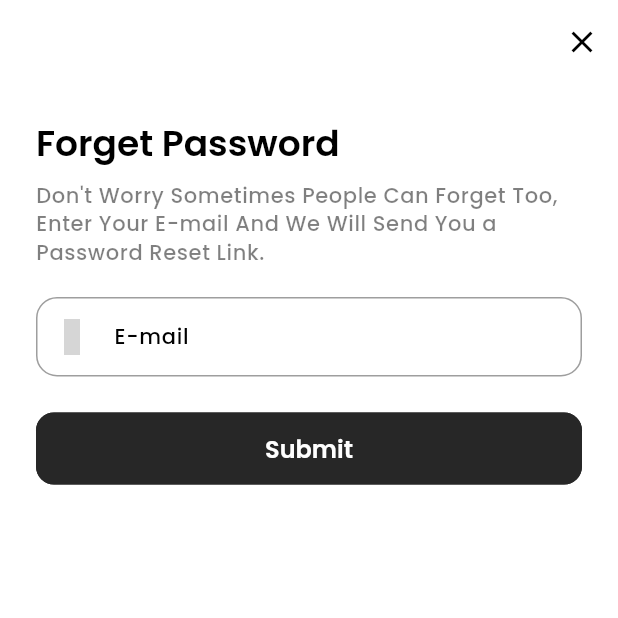
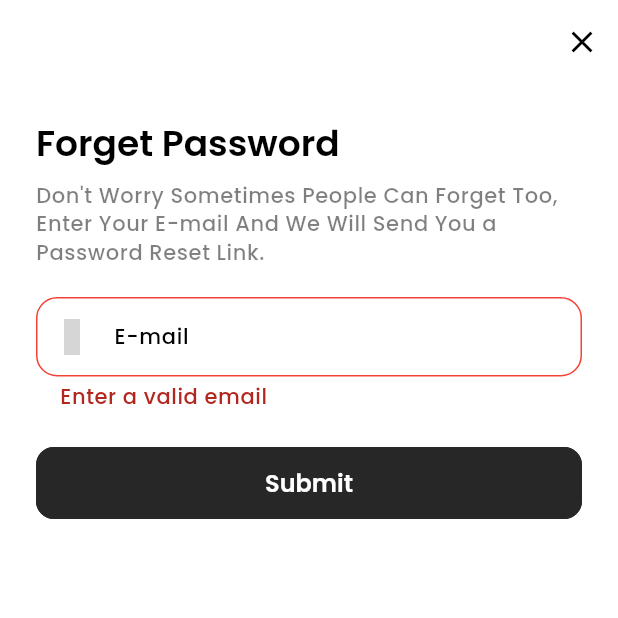
Before and after one commit to AHmEeD-SaBER/e_commerce_app, a Flutter app: the ForgetPasswordScreen screen opened directly, after a tap on "Submit", on a phone screen of 412 x 824 dp, the top half of it. Run offline on Flutter 3.47's test engine with Material 3 defaults, Android fonts, the light colour scheme and no system bars; our stand-ins replace carousel_slider, cloud_firestore, connectivity_plus, dropdown_button2, firebase_auth, firebase_core and 10 more; accounts and stored records are empty; grey boxes are pictures that could not be loaded.

Commit message:
Remove unused sales images, update dependencies for Google Sign-In, and enhance email verification logic

```diff
--- /dev/null
+++ b/lib/features/authentication/controllers/forget_pass_controller.dart
@@ -0,0 +1,42 @@
+import 'package:e_commerce_app/data/repos/authentication/auth_repo.dart';
+import 'package:e_commerce_app/features/authentication/screens/login/login.dart';
+import 'package:e_commerce_app/utils/helpers/network_manager.dart';
+import 'package:e_commerce_app/utils/popups/full_screen_loader.dart';
+import 'package:e_commerce_app/utils/popups/loader.dart';
+import 'package:firebase_auth/firebase_auth.dart';
+import 'package:flutter/material.dart';
+import 'package:get/get.dart';
+
+class ForgetPassController extends GetxController {
+  static ForgetPassController get isntance => Get.find();
+
+  final email = TextEditingController();
+  final formKey = GlobalKey<FormState>();
+
+  Future forgetPassword() async {
+    try {
+      FullScreenLoader.openLoadingDialog(
+          'Processing your request ...', 'assests/images/processing.json');
+
+      final isConnected = await NetworkManager.instance.isConnected();
+      if (!isConnected) {
+        FullScreenLoader.stopLoadingDialog();
+        return;
+      }
+
+      if (!formKey.currentState!.validate()) {
+        FullScreenLoader.stopLoadingDialog();
+        return;
+      }
+      AuthRepo.instance.resetPassword(email.text.trim());
+      FullScreenLoader.stopLoadingDialog();
+      Loader.successSnackBar(
+          title: 'Success', message: 'Password reset link sent to your email');
+
+      Get.to(LoginScreen());
+    } on FirebaseAuthException catch (e) {
+      FullScreenLoader.stopLoadingDialog();
+      Loader.errorSnackbar(title: 'Error', message: e.message!);
+    }
+  }
+}
--- a/lib/features/authentication/controllers/signup_controller.dart
+++ b/lib/features/authentication/controllers/signup_controller.dart
@@ -67,7 +67,6 @@ class SignupController extends GetxController {
         userName: userName.text.trim(),
         email: email.text.trim(),
         phoneNumber: phoneNumber.text.trim(),
-        password: password.text.trim(),
       );
 
       final userRepo = Get.put(UserRepo());
--- a/lib/features/authentication/screens/login/forget_password.dart
+++ b/lib/features/authentication/screens/login/forget_password.dart
@@ -1,4 +1,6 @@
+import 'package:e_commerce_app/features/authentication/controllers/forget_pass_controller.dart';
 import 'package:e_commerce_app/features/authentication/screens/login/login.dart';
+import 'package:e_commerce_app/utils/validators/validator.dart';
 import 'package:flutter/material.dart';
 import 'package:get/get.dart';
 import 'package:iconsax/iconsax.dart';
@@ -9,6 +11,7 @@ class ForgetPasswordScreen extends StatelessWidget {
 
   @override
   Widget build(BuildContext context) {
+    final controller = Get.put(ForgetPassController());
     return Scaffold(
       appBar: AppBar(
         automaticallyImplyLeading: false,
@@ -42,8 +45,11 @@ class ForgetPasswordScreen extends StatelessWidget {
                 height: 20,
               ),
               Form(
+                key: controller.formKey,
                 child: Column(children: [
                   TextFormField(
+                    controller: controller.email,
+                    validator: (email) => Validator.validateEmail(email),
                     decoration: InputDecoration(
                       prefixIcon: Icon(Iconsax.sms),
                       labelText: 'E-mail',
@@ -54,7 +60,9 @@ class ForgetPasswordScreen extends StatelessWidget {
                   SizedBox(
                     width: double.infinity,
                     child: ElevatedButton(
-                      onPressed: () {},
+                      onPressed: () {
+                        controller.forgetPassword();
+                      },
                       child: Text(
                         'Submit',
                         style: Theme.of(context).textTheme.titleLarge!.copyWith(
--- a/lib/features/authentication/screens/signup_verfication/email_verification.dart
+++ b/lib/features/authentication/screens/signup_verfication/email_verification.dart
@@ -45,7 +45,7 @@ class EmaiVerificationScreen extends StatelessWidget {
           child: Column(
             mainAxisAlignment: MainAxisAlignment.center,
             children: [
-              Lottie.asset(image),
+              Lottie.asset(image, height: 200),
               SizedBox(height: 20),
               if (title != null)
                 Text(
--- a/lib/features/shop/screens/home/home.dart
+++ b/lib/features/shop/screens/home/home.dart
@@ -88,11 +88,9 @@ class HomeScreen extends StatelessWidget {
                 images: [
                   'assets/images/sales/sale1.jpeg',
                   'assets/images/sales/sale5.jpeg',
-                  'assets/images/sales/sale2.jpeg',
                   'assets/images/sales/sale4.jpeg',
                   'assets/images/sales/sale7.jpeg',
                   'assets/images/sales/sale3.jpeg',
-                  'assets/images/sales/sale6.jpeg',
                 ],
               ),
             ),
--- a/lib/features/shop/screens/home/widgets/auto_slider.dart
+++ b/lib/features/shop/screens/home/widgets/auto_slider.dart
@@ -24,7 +24,7 @@ class AutoSlider extends StatelessWidget {
             autoPlay: true,
             autoPlayCurve: Curves.easeIn,
             autoPlayAnimationDuration: Duration(milliseconds: 500),
-            height: 180,
+            height: 230,
             onPageChanged: (index, reason) =>
                 controller.onCarousalChange(index),
             viewportFraction: 1,
@@ -35,7 +35,7 @@ class AutoSlider extends StatelessWidget {
                 isFill: T,
                 imageUrl: images[i],
                 isNetworkImage: false,
-                height: 180,
+                height: 230,
               ),
           ],
         ),
@@ -48,7 +48,7 @@ class AutoSlider extends StatelessWidget {
             children: [
               for (int i = 0; i < images.length; i++)
                 CircleContainer(
-                    heigt: 4,
+                    heigt: 3,
                     width: 20,
                     padding: 0,
                     margin: EdgeInsets.only(right: 5),
--- a/lib/features/shop/screens/home/widgets/home_app_bar.dart
+++ b/lib/features/shop/screens/home/widgets/home_app_bar.dart
@@ -24,7 +24,7 @@ class HomeAppBar extends StatelessWidget {
                 style: Theme.of(context)
                     .textTheme
                     .bodyMedium!
-                    .copyWith(color: CustomColors.darkerGrey),
+                    .copyWith(color: CustomColors.dark),
               ),
               Text(
                 'Ahmed Saber',
--- a/lib/utils/bindings/bindings.dart
+++ b/lib/utils/bindings/bindings.dart
@@ -1,5 +1,4 @@
 import 'package:e_commerce_app/data/repos/authentication/auth_repo.dart';
-import 'package:e_commerce_app/features/authentication/controllers/email_verifier.dart';
 import 'package:e_commerce_app/utils/helpers/network_manager.dart';
 import 'package:get/get.dart';
 
--- a/lib/utils/popups/full_screen_loader.dart
+++ b/lib/utils/popups/full_screen_loader.dart
@@ -14,6 +14,7 @@ class FullScreenLoader {
       builder: (_) => PopScope(
         canPop: false, // Disable popping with the back button
         child: Container(
+          padding: const EdgeInsets.all(20),
           color: DeviceUtility.isDarkMood(Get.context!)
               ? Colors.black
               : CustomColors.white,
@@ -56,7 +57,7 @@ class AnimationLoader extends StatelessWidget {
         mainAxisAlignment: MainAxisAlignment.center,
         children: [
           Lottie.asset(animation,
-              width: MediaQuery.of(context).size.width * 0.8),
+              width: MediaQuery.of(context).size.width * 0.8, height: 200),
           const SizedBox(height: 20),
           Text(
             text,
--- a/pubspec.yaml
+++ b/pubspec.yaml
@@ -19,6 +19,7 @@ dependencies:
   flutter_rating_bar: ^4.0.1
   get: ^4.7.2
   get_storage: ^2.1.1
+  google_sign_in: ^6.2.2
   http: ^1.3.0
   iconsax: ^0.0.8
   intl: ^0.20.2
```
Also changed, not shown: assets/images/loading.json (added, +1 -0 lines), lib/data/repos/authentication/auth_repo.dart (+41 -0 lines), lib/features/authentication/controllers/email_verifier.dart (+10 -5 lines), lib/features/authentication/controllers/login_controller.dart (added, +116 -0 lines), lib/features/authentication/models/user.dart (+11 -7 lines), lib/features/authentication/screens/login/widgets/login_form.dart (+31 -11 lines), lib/features/authentication/screens/login/widgets/sign_in_options.dart (+6 -1 lines), lib/features/personalization/controllers/user_controller.dart (added, +36 -0 lines), assets/images/sales/sale2.jpeg (deleted), assets/images/sales/sale6.jpeg (deleted), pubspec.lock, 2 other files.
